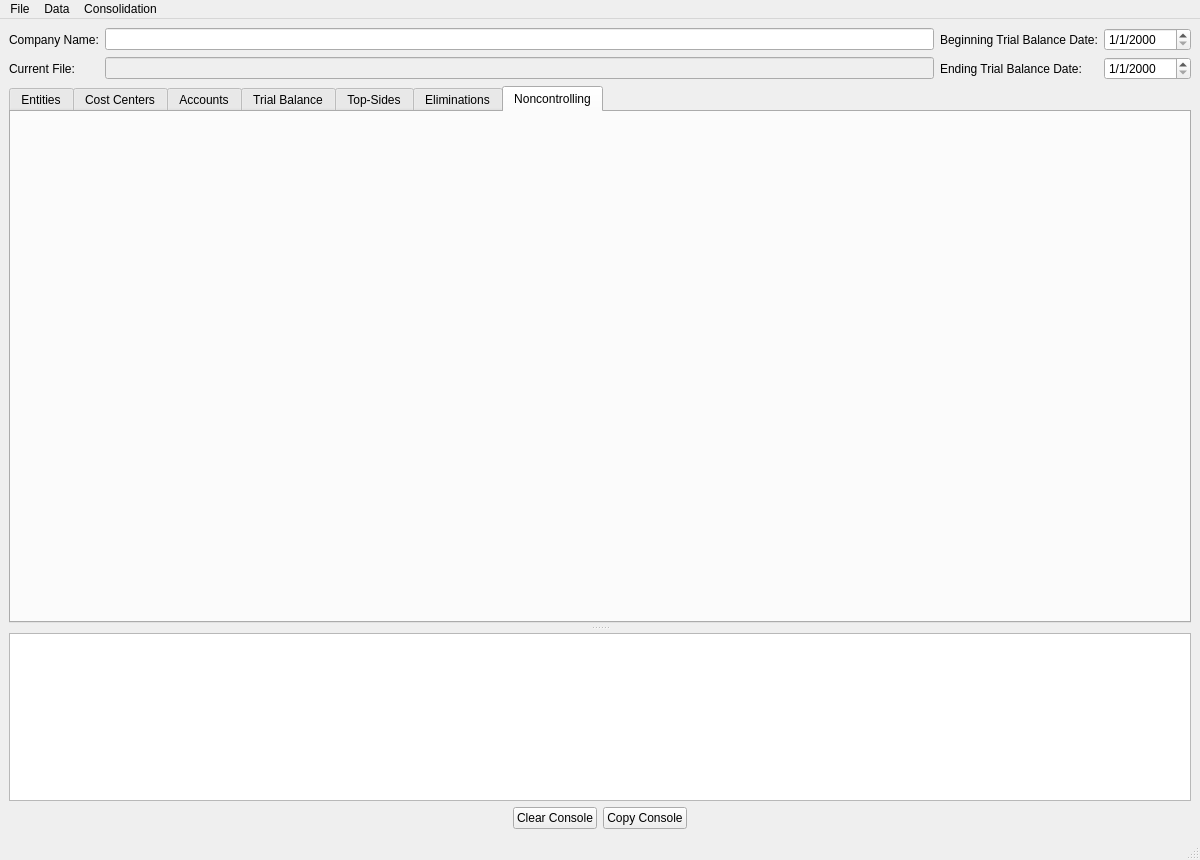
The window that ui/MainWindow2.ui (herrsmitty8128/ConsolidationBuilder) describes before a commit, drawn with Qt 5.
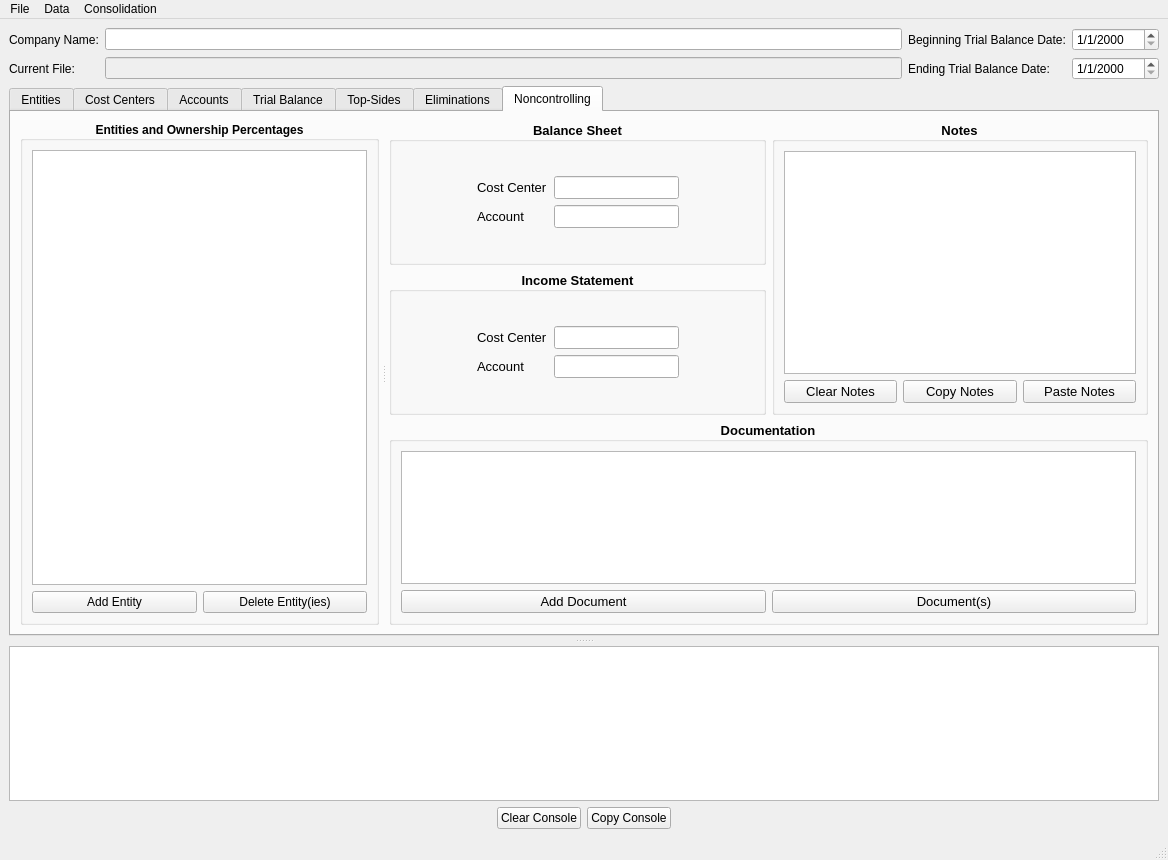
The same window after the commit. The open tabs and pages were chosen to show the change. Icons and pictures are not drawn.

```diff
--- a/ui/MainWindow2.ui
+++ b/ui/MainWindow2.ui
@@ -6,7 +6,7 @@
    <rect>
     <x>0</x>
     <y>0</y>
-    <width>1200</width>
+    <width>1168</width>
     <height>860</height>
    </rect>
   </property>
@@ -1632,6 +1632,568 @@
            <attribute name="title">
             <string>Noncontrolling</string>
            </attribute>
+           <layout class="QHBoxLayout" name="horizontalLayout_21">
+            <item>
+             <widget class="QSplitter" name="splitter_2">
+              <property name="orientation">
+               <enum>Qt::Horizontal</enum>
+              </property>
+              <property name="handleWidth">
+               <number>10</number>
+              </property>
+              <widget class="QWidget" name="verticalLayoutWidget_3">
+               <layout class="QVBoxLayout" name="verticalLayout_12">
+                <item>
+                 <widget class="QGroupBox" name="groupBox_7">
+                  <property name="font">
+                   <font>
+                    <weight>75</weight>
+                    <bold>true</bold>
+                   </font>
+                  </property>
+                  <property name="title">
+                   <string>Entities and Ownership Percentages</string>
+                  </property>
+                  <property name="alignment">
+                   <set>Qt::AlignCenter</set>
+                  </property>
+                  <layout class="QVBoxLayout" name="verticalLayout_16">
+                   <item>
+                    <widget class="QTableView" name="tableView">
+                     <property name="font">
+                      <font>
+                       <weight>50</weight>
+                       <bold>false</bold>
+                      </font>
+                     </property>
+                    </widget>
+                   </item>
+                   <item>
+                    <layout class="QHBoxLayout" name="horizontalLayout_5">
+                     <item>
+                      <widget class="QPushButton" name="pushButton_2">
+                       <property name="font">
+                        <font>
+                         <weight>50</weight>
+                         <bold>false</bold>
+                        </font>
+                       </property>
+                       <property name="text">
+                        <string>Add Entity</string>
+                       </property>
+                      </widget>
+                     </item>
+                     <item>
+                      <widget class="QPushButton" name="pushButton">
+                       <property name="font">
+                        <font>
+                         <weight>50</weight>
+                         <bold>false</bold>
+                        </font>
+                       </property>
+                       <property name="text">
+                        <string>Delete Entity(ies)</string>
+                       </property>
+                      </widget>
+                     </item>
+                    </layout>
+                   </item>
+                  </layout>
+                 </widget>
+                </item>
+               </layout>
+              </widget>
+              <widget class="QWidget" name="gridLayoutWidget">
+               <layout class="QVBoxLayout" name="verticalLayout_18">
+                <item>
+                 <layout class="QHBoxLayout" name="horizontalLayout_20">
+                  <item>
+                   <layout class="QVBoxLayout" name="verticalLayout_17">
+                    <item>
+                     <widget class="QGroupBox" name="groupBox_9">
+                      <property name="font">
+                       <font>
+                        <pointsize>10</pointsize>
+                        <weight>75</weight>
+                        <bold>true</bold>
+                       </font>
+                      </property>
+                      <property name="title">
+                       <string>Balance Sheet</string>
+                      </property>
+                      <property name="alignment">
+                       <set>Qt::AlignCenter</set>
+                      </property>
+                      <layout class="QHBoxLayout" name="horizontalLayout_19">
+                       <item>
+                        <layout class="QGridLayout" name="gridLayout_7">
+                         <item row="0" column="1">
+                          <spacer name="verticalSpacer_5">
+                           <property name="orientation">
+                            <enum>Qt::Vertical</enum>
+                           </property>
+                           <property name="sizeHint" stdset="0">
+                            <size>
+                             <width>20</width>
+                             <height>40</height>
+                            </size>
+                           </property>
+                          </spacer>
+                         </item>
+                         <item row="1" column="1">
+                          <layout class="QFormLayout" name="formLayout_4">
+                           <item row="0" column="0">
+                            <widget class="QLabel" name="label_23">
+                             <property name="font">
+                              <font>
+                               <pointsize>10</pointsize>
+                               <weight>50</weight>
+                               <bold>false</bold>
+                              </font>
+                             </property>
+                             <property name="text">
+                              <string>Cost Center</string>
+                             </property>
+                            </widget>
+                           </item>
+                           <item row="0" column="1">
+                            <widget class="QLineEdit" name="Elim_Plug_CC_3">
+                             <property name="font">
+                              <font>
+                               <pointsize>10</pointsize>
+                               <weight>50</weight>
+                               <bold>false</bold>
+                              </font>
+                             </property>
+                             <property name="toolTip">
+                              <string>Plug any remaining difference to this cost center number</string>
+                             </property>
+                            </widget>
+                           </item>
+                           <item row="1" column="0">
+                            <widget class="QLabel" name="label_24">
+                             <property name="font">
+                              <font>
+                               <pointsize>10</pointsize>
+                               <weight>50</weight>
+                               <bold>false</bold>
+                              </font>
+                             </property>
+                             <property name="text">
+                              <string>Account</string>
+                             </property>
+                            </widget>
+                           </item>
+                           <item row="1" column="1">
+                            <widget class="QLineEdit" name="Elim_Plug_Acct_3">
+                             <property name="font">
+                              <font>
+                               <pointsize>10</pointsize>
+                               <weight>50</weight>
+                               <bold>false</bold>
+                              </font>
+                             </property>
+                             <property name="toolTip">
+                              <string>Plug any remaining difference to this account number</string>
+                             </property>
+                            </widget>
+                           </item>
+                          </layout>
+                         </item>
+                         <item row="2" column="1">
+                          <spacer name="verticalSpacer_6">
+                           <property name="orientation">
+                            <enum>Qt::Vertical</enum>
+                           </property>
+                           <property name="sizeHint" stdset="0">
+                            <size>
+                             <width>20</width>
+                             <height>40</height>
+                            </size>
+                           </property>
+                          </spacer>
+                         </item>
+                         <item row="1" column="0">
+                          <spacer name="horizontalSpacer_35">
+                           <property name="orientation">
+                            <enum>Qt::Horizontal</enum>
+                           </property>
+                           <property name="sizeHint" stdset="0">
+                            <size>
+                             <width>40</width>
+                             <height>20</height>
+                            </size>
+                           </property>
+                          </spacer>
+                         </item>
+                         <item row="1" column="2">
+                          <spacer name="horizontalSpacer_36">
+                           <property name="orientation">
+                            <enum>Qt::Horizontal</enum>
+                           </property>
+                           <property name="sizeHint" stdset="0">
+                            <size>
+                             <width>40</width>
+                             <height>20</height>
+                            </size>
+                           </property>
+                          </spacer>
+                         </item>
+                        </layout>
+                       </item>
+                      </layout>
+                     </widget>
+                    </item>
+                    <item>
+                     <widget class="QGroupBox" name="groupBox_8">
+                      <property name="font">
+                       <font>
+                        <pointsize>10</pointsize>
+                        <weight>75</weight>
+                        <bold>true</bold>
+                       </font>
+                      </property>
+                      <property name="title">
+                       <string>Income Statement</string>
+                      </property>
+                      <property name="alignment">
+                       <set>Qt::AlignCenter</set>
+                      </property>
+                      <layout class="QHBoxLayout" name="horizontalLayout_18">
+                       <item>
+                        <layout class="QGridLayout" name="gridLayout_6">
+                         <item row="0" column="1">
+                          <spacer name="verticalSpacer_3">
+                           <property name="orientation">
+                            <enum>Qt::Vertical</enum>
+                           </property>
+                           <property name="sizeHint" stdset="0">
+                            <size>
+                             <width>20</width>
+                             <height>40</height>
+                            </size>
+                           </property>
+                          </spacer>
+                         </item>
+                         <item row="1" column="1">
+                          <layout class="QFormLayout" name="formLayout_3">
+                           <item row="0" column="0">
+                            <widget class="QLabel" name="label_21">
+                             <property name="font">
+                              <font>
+                               <pointsize>10</pointsize>
+                               <weight>50</weight>
+                               <bold>false</bold>
+                              </font>
+                             </property>
+                             <property name="text">
+                              <string>Cost Center</string>
+                             </property>
+                            </widget>
+                           </item>
+                           <item row="0" column="1">
+                            <widget class="QLineEdit" name="Elim_Plug_CC_2">
+                             <property name="font">
+                              <font>
+                               <pointsize>10</pointsize>
+                               <weight>50</weight>
+                               <bold>false</bold>
+                              </font>
+                             </property>
+                             <property name="toolTip">
+                              <string>Plug any remaining difference to this cost center number</string>
+                             </property>
+                            </widget>
+                           </item>
+                           <item row="1" column="0">
+                            <widget class="QLabel" name="label_22">
+                             <property name="font">
+                              <font>
+                               <pointsize>10</pointsize>
+                               <weight>50</weight>
+                               <bold>false</bold>
+                              </font>
+                             </property>
+                             <property name="text">
+                              <string>Account</string>
+                             </property>
+                            </widget>
+                           </item>
+                           <item row="1" column="1">
+                            <widget class="QLineEdit" name="Elim_Plug_Acct_2">
+                             <property name="font">
+                              <font>
+                               <pointsize>10</pointsize>
+                               <weight>50</weight>
+                               <bold>false</bold>
+                              </font>
+                             </property>
+                             <property name="toolTip">
+                              <string>Plug any remaining difference to this account number</string>
+                             </property>
+                            </widget>
+                           </item>
+                          </layout>
+                         </item>
+                         <item row="2" column="1">
+                          <spacer name="verticalSpacer_4">
+                           <property name="orientation">
+                            <enum>Qt::Vertical</enum>
+                           </property>
+                           <property name="sizeHint" stdset="0">
+                            <size>
+                             <width>20</width>
+                             <height>40</height>
+                            </size>
+                           </property>
+                          </spacer>
+                         </item>
+                         <item row="1" column="0">
+                          <spacer name="horizontalSpacer_33">
+                           <property name="orientation">
+                            <enum>Qt::Horizontal</enum>
+                           </property>
+                           <property name="sizeHint" stdset="0">
+                            <size>
+                             <width>40</width>
+                             <height>20</height>
+                            </size>
+                           </property>
+                          </spacer>
+                         </item>
+                         <item row="1" column="2">
+                          <spacer name="horizontalSpacer_34">
+                           <property name="orientation">
+                            <enum>Qt::Horizontal</enum>
+                           </property>
+                           <property name="sizeHint" stdset="0">
+                            <size>
+                             <width>40</width>
+                             <height>20</height>
+                            </size>
+                           </property>
+                          </spacer>
+                         </item>
+                        </layout>
+                       </item>
+                      </layout>
+                     </widget>
+                    </item>
+                   </layout>
+                  </item>
+                  <item>
+                   <widget class="QGroupBox" name="groupBox_10">
+                    <property name="font">
+                     <font>
+                      <pointsize>10</pointsize>
+                      <weight>75</weight>
+                      <bold>true</bold>
+                     </font>
+                    </property>
+                    <property name="title">
+                     <string>Notes</string>
+                    </property>
+                    <property name="alignment">
+                     <set>Qt::AlignCenter</set>
+                    </property>
+                    <property name="flat">
+                     <bool>false</bool>
+                    </property>
+                    <layout class="QVBoxLayout" name="verticalLayout_19">
+                     <item>
+                      <widget class="QTextEdit" name="Elim_Desc_2">
+                       <property name="font">
+                        <font>
+                         <pointsize>10</pointsize>
+                         <weight>50</weight>
+                         <bold>false</bold>
+                        </font>
+                       </property>
+                       <property name="toolTip">
+                        <string>Enter a full description of the eliminating entry here...</string>
+                       </property>
+                      </widget>
+                     </item>
+                     <item>
+                      <layout class="QHBoxLayout" name="horizontalLayout_22">
+                       <item>
+                        <widget class="QPushButton" name="clearElimDescriptionButton_2">
+                         <property name="font">
+                          <font>
+                           <pointsize>10</pointsize>
+                           <weight>50</weight>
+                           <bold>false</bold>
+                          </font>
+                         </property>
+                         <property name="toolTip">
+                          <string>Erase the elimination description box</string>
+                         </property>
+                         <property name="text">
+                          <string>Clear Notes</string>
+                         </property>
+                         <property name="icon">
+                          <iconset theme="edit-clear">
+                           <normaloff>.</normaloff>.</iconset>
+                         </property>
+                        </widget>
+                       </item>
+                       <item>
+                        <widget class="QPushButton" name="copyElimDescriptionButton_2">
+                         <property name="font">
+                          <font>
+                           <pointsize>10</pointsize>
+                           <weight>50</weight>
+                           <bold>false</bold>
+                          </font>
+                         </property>
+                         <property name="toolTip">
+                          <string>Copy elimination description to the clipboard</string>
+                         </property>
+                         <property name="text">
+                          <string>Copy Notes</string>
+                         </property>
+                         <property name="icon">
+                          <iconset theme="edit-copy">
+                           <normaloff>.</normaloff>.</iconset>
+                         </property>
+                        </widget>
+                       </item>
+                       <item>
+                        <widget class="QPushButton" name="pasteElimDescriptionButton_2">
+                         <property name="font">
+                          <font>
+                           <pointsize>10</pointsize>
+                           <weight>50</weight>
+                           <bold>false</bold>
+                          </font>
+                         </property>
+                         <property name="toolTip">
+                          <string>Paste text from the clipboard into the description at the current cursor position</string>
+                         </property>
+                         <property name="text">
+                          <string>Paste Notes</string>
+                         </property>
+                         <property name="icon">
+                          <iconset theme="edit-paste">
+                           <normaloff>.</normaloff>.</iconset>
+                         </property>
+                        </widget>
+                       </item>
+                      </layout>
+                     </item>
+                    </layout>
+                   </widget>
+                  </item>
+                 </layout>
+                </item>
+                <item>
+                 <widget class="QGroupBox" name="groupBox_5">
+                  <property name="font">
+                   <font>
+                    <pointsize>10</pointsize>
+                    <weight>75</weight>
+                    <bold>true</bold>
+                   </font>
+                  </property>
+                  <property name="title">
+                   <string>Documentation</string>
+                  </property>
+                  <property name="alignment">
+                   <set>Qt::AlignCenter</set>
+                  </property>
+                  <layout class="QVBoxLayout" name="verticalLayout_15">
+                   <item>
+                    <widget class="QTableView" name="Documentation_2">
+                     <property name="font">
+                      <font>
+                       <pointsize>10</pointsize>
+                       <weight>50</weight>
+                       <bold>false</bold>
+                      </font>
+                     </property>
+                     <property name="toolTip">
+                      <string>Insert the file path of supporting documents here...</string>
+                     </property>
+                     <property name="alternatingRowColors">
+                      <bool>true</bool>
+                     </property>
+                     <property name="selectionBehavior">
+                      <enum>QAbstractItemView::SelectRows</enum>
+                     </property>
+                     <property name="sortingEnabled">
+                      <bool>true</bool>
+                     </property>
+                    </widget>
+                   </item>
+                   <item>
+                    <layout class="QHBoxLayout" name="horizontalLayout_17">
+                     <item>
+                      <widget class="QPushButton" name="addElimDocButton_2">
+                       <property name="font">
+                        <font>
+                         <pointsize>10</pointsize>
+                         <weight>50</weight>
+                         <bold>false</bold>
+                        </font>
+                       </property>
+                       <property name="toolTip">
+                        <string>Add a new supporting document to the table</string>
+                       </property>
+                       <property name="text">
+                        <string>Add Document</string>
+                       </property>
+                       <property name="icon">
+                        <iconset theme="list-add">
+                         <normaloff>.</normaloff>.</iconset>
+                       </property>
+                      </widget>
+                     </item>
+                     <item>
+                      <widget class="QPushButton" name="deleteElimDocButton_2">
+                       <property name="sizePolicy">
+                        <sizepolicy hsizetype="Minimum" vsizetype="Fixed">
+                         <horstretch>0</horstretch>
+                         <verstretch>0</verstretch>
+                        </sizepolicy>
+                       </property>
+                       <property name="font">
+                        <font>
+                         <pointsize>10</pointsize>
+                         <weight>50</weight>
+                         <bold>false</bold>
+                        </font>
+                       </property>
+                       <property name="toolTip">
+                        <string>Delete the selected supporting documents from the table</string>
+                       </property>
+                       <property name="text">
+                        <string>Document(s)</string>
+                       </property>
+                       <property name="icon">
+                        <iconset theme="list-remove">
+                         <normaloff>.</normaloff>.</iconset>
+                       </property>
+                       <property name="autoDefault">
+                        <bool>false</bool>
+                       </property>
+                       <property name="default">
+                        <bool>false</bool>
+                       </property>
+                       <property name="flat">
+                        <bool>false</bool>
+                       </property>
+                      </widget>
+                     </item>
+                    </layout>
+                   </item>
+                  </layout>
+                 </widget>
+                </item>
+               </layout>
+              </widget>
+             </widget>
+            </item>
+           </layout>
           </widget>
          </widget>
         </item>
@@ -1710,7 +2272,7 @@
     <rect>
      <x>0</x>
      <y>0</y>
-     <width>1200</width>
+     <width>1168</width>
      <height>22</height>
     </rect>
    </property>
```
Left out of the diff: 191 changed lines with no effect on the pictures.
